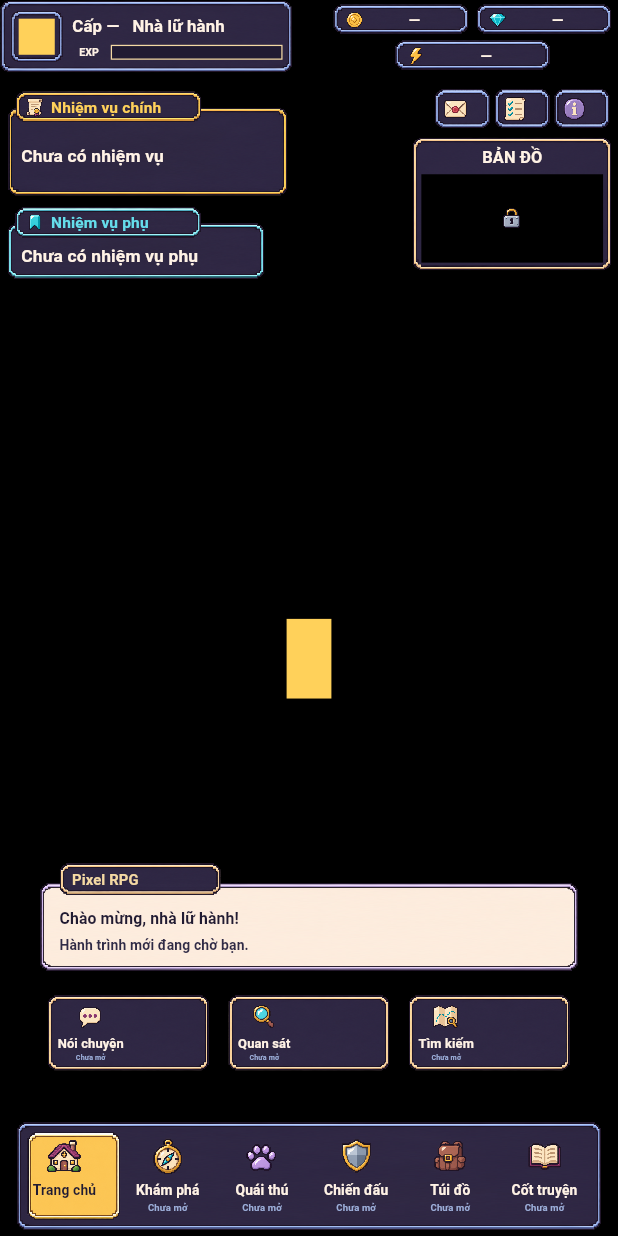
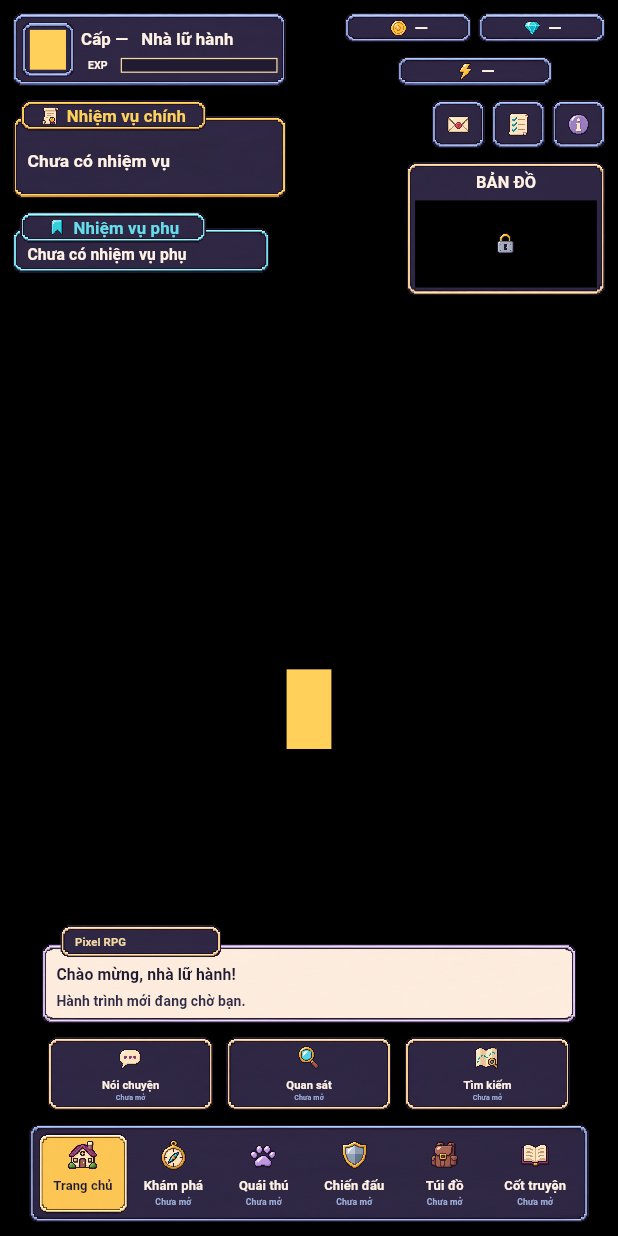
Before and after one commit to majinbaka/ham-master, a Flutter app: the screen it shows after launch, on a phone screen of 412 x 824 dp. Run offline on Flutter 3.47's test engine with Material 3 defaults, Android fonts, the phone set to English and light mode, and no system bars; our stand-ins replace flutter_riverpod, go_router.

Commit message:
feat: Implement HomeSpacing utility for consistent UI gaps and update layout components

```diff
--- a/lib/features/home/presentation/home_footer.dart
+++ b/lib/features/home/presentation/home_footer.dart
@@ -1,6 +1,7 @@
 import 'package:flutter/material.dart';
 
 import '../../../app/theme/pixel_ui_colors.dart';
+import 'home_spacing.dart';
 import 'pixel_frame.dart';
 import 'pixel_icon.dart';
 
@@ -11,10 +12,10 @@ class HomeDialogue extends StatelessWidget {
   Widget build(BuildContext context) => Stack(
     children: [
       Positioned.fill(
-        top: 32,
+        top: 30,
         child: PixelFrame(
           skin: PixelFrameSkin.paper,
-          padding: const EdgeInsets.fromLTRB(28, 28, 28, 16),
+          padding: const EdgeInsets.fromLTRB(20, 20, 20, 10),
           child: const Column(
             crossAxisAlignment: CrossAxisAlignment.stretch,
             mainAxisAlignment: MainAxisAlignment.center,
@@ -28,7 +29,7 @@ class HomeDialogue extends StatelessWidget {
                   alignment: Alignment.centerLeft,
                 ),
               ),
-              SizedBox(height: 8),
+              SizedBox(height: HomeSpacing.small),
               SizedBox(
                 height: 32,
                 child: PixelLabel(
@@ -43,12 +44,12 @@ class HomeDialogue extends StatelessWidget {
         ),
       ),
       const Positioned(
-        left: 32,
+        left: 30,
         top: 0,
         width: 260,
         height: 54,
         child: PixelFrame(
-          padding: EdgeInsets.symmetric(horizontal: 16, vertical: 6),
+          padding: EdgeInsets.symmetric(horizontal: 20, vertical: 10),
           child: PixelLabel(
             'Pixel RPG',
             fontSize: 28,
@@ -66,29 +67,31 @@ class HomeActions extends StatelessWidget {
 
   @override
   Widget build(BuildContext context) => Row(
-    mainAxisAlignment: MainAxisAlignment.spaceBetween,
+    spacing: HomeSpacing.gap,
     children: [
       for (final item in const [
         (PixelIconKind.talk, 'Nói chuyện'),
         (PixelIconKind.observe, 'Quan sát'),
         (PixelIconKind.search, 'Tìm kiếm'),
       ])
-        SizedBox(
-          width: 260,
-          height: 124,
+        Expanded(
+          child: SizedBox(
+            height: 120,
             child: Semantics(
               enabled: false,
               label: '${item.$2}, chưa mở',
               excludeSemantics: true,
               child: PixelFrame(
-              padding: const EdgeInsets.symmetric(horizontal: 12, vertical: 8),
+                padding: const EdgeInsets.all(HomeSpacing.small),
+                child: Center(
                   child: Column(
+                    mainAxisSize: MainAxisSize.min,
                     mainAxisAlignment: MainAxisAlignment.center,
                     children: [
-                  PixelIcon(item.$1, size: 42),
-                  const SizedBox(height: 6),
+                      PixelIcon(item.$1, size: 40),
+                      const SizedBox(height: HomeSpacing.small),
                       SizedBox(
-                    height: 30,
+                        height: 26,
                         child: PixelLabel(item.$2, fontSize: 27),
                       ),
                       const SizedBox(
@@ -104,6 +107,8 @@ class HomeActions extends StatelessWidget {
                 ),
               ),
             ),
+          ),
+        ),
     ],
   );
 }
--- a/lib/features/home/presentation/home_hud.dart
+++ b/lib/features/home/presentation/home_hud.dart
@@ -1,29 +1,30 @@
 import 'package:flutter/material.dart';
 
 import '../../../app/theme/pixel_ui_colors.dart';
+import 'home_spacing.dart';
 import 'pixel_frame.dart';
 import 'pixel_icon.dart';
 
-/// Fixed 470 × 118 design units; anchored independently of resource counters.
+/// Fixed 440 × 120 design units; anchored independently of resource counters.
 class HomeProfile extends StatelessWidget {
   const HomeProfile({super.key});
 
   @override
   Widget build(BuildContext context) => PixelFrame(
     skin: PixelFrameSkin.cool,
-    padding: const EdgeInsets.all(12),
+    padding: const EdgeInsets.all(HomeSpacing.small),
     child: Row(
       children: [
         const PixelFrame(
           skin: PixelFrameSkin.cool,
-          padding: EdgeInsets.all(10),
+          padding: EdgeInsets.all(HomeSpacing.small),
           child: SizedBox(
             width: 58,
             height: 66,
             child: ColoredBox(color: PixelUiColors.gold),
           ),
         ),
-        const SizedBox(width: 14),
+        const SizedBox(width: HomeSpacing.small),
         Expanded(
           child: Column(
             mainAxisAlignment: MainAxisAlignment.center,
@@ -37,7 +38,7 @@ class HomeProfile extends StatelessWidget {
                   alignment: Alignment.centerLeft,
                 ),
               ),
-              const SizedBox(height: 10),
+              const SizedBox(height: HomeSpacing.small),
               Row(
                 children: [
                   const SizedBox(
@@ -45,7 +46,7 @@ class HomeProfile extends StatelessWidget {
                     height: 24,
                     child: PixelLabel('EXP', fontSize: 24),
                   ),
-                  const SizedBox(width: 8),
+                  const SizedBox(width: HomeSpacing.small),
                   Expanded(
                     child: Semantics(
                       label: 'Kinh nghiệm chưa có',
@@ -83,13 +84,13 @@ class HomeResources extends StatelessWidget {
           Expanded(
             child: _Counter(icon: PixelIconKind.coin, label: 'Vàng'),
           ),
-          SizedBox(width: 12),
+          SizedBox(width: HomeSpacing.small),
           Expanded(
             child: _Counter(icon: PixelIconKind.gem, label: 'Ngọc'),
           ),
         ],
       ),
-      const SizedBox(height: 8),
+      const SizedBox(height: HomeSpacing.gap),
       const SizedBox(
         width: 250,
         child: _Counter(icon: PixelIconKind.energy, label: 'Năng lượng'),
@@ -112,12 +113,13 @@ class _Counter extends StatelessWidget {
       height: 50,
       child: PixelFrame(
         skin: PixelFrameSkin.cool,
-        padding: const EdgeInsets.symmetric(horizontal: 14, vertical: 4),
+        padding: const EdgeInsets.symmetric(horizontal: 10),
         child: Row(
+          mainAxisAlignment: MainAxisAlignment.center,
           children: [
             PixelIcon(icon, size: 32),
-            const SizedBox(width: 12),
-            const Expanded(child: PixelLabel('—', fontSize: 28)),
+            const SizedBox(width: HomeSpacing.small),
+            const PixelLabel('—', fontSize: 28),
           ],
         ),
       ),
--- a/lib/features/home/presentation/home_layout.dart
+++ b/lib/features/home/presentation/home_layout.dart
@@ -1,6 +1,8 @@
 import 'dart:math' as math;
 
 import 'package:flutter/widgets.dart';
+
+import 'home_spacing.dart';
 
 /// Reference artwork dimensions, projected using one orientation-invariant scale.
 /// Rotating a device changes anchors and empty scene space, never frame sizes.
@@ -19,26 +21,40 @@ class HomeLayout {
   double get _height => viewport.height / scale;
   bool get _roomBesideFooter => _width >= 1790;
 
-  Rect get profile => _rect(0, 0, 470, 118);
-  Rect get resources => _rect(_width - 458, 6, 448, 108);
-  Rect get quests => _rect(12, _tight ? 124 : 146, 450, 304);
-  Rect get utilities => _rect(_width - 298, 140, 288, 70);
-  Rect get minimap => _rect(_width - 330, 220, 320, 216);
-  Rect get navigation => _rect((_width - 940) / 2, _height - 184, 940, 176);
+  static const _edge = HomeSpacing.edge;
+  static const _gap = HomeSpacing.gap;
 
-  // Tight gaps on short, narrow windows preserve all component dimensions.
+  Rect get profile => _rect(_edge, _edge, 440, 120);
+  Rect get resources => _rect(_width - _edge - 420, _edge, 420, 120);
+  Rect get quests => _rect(_edge, profile.bottom / scale + _gap, 440, 280);
+  Rect get utilities =>
+      _rect(_width - _edge - 280, resources.bottom / scale + _gap, 280, 80);
+  Rect get minimap =>
+      _rect(_width - _edge - 320, utilities.bottom / scale + _gap, 320, 216);
+  Rect get navigation =>
+      _rect((_width - 900) / 2, _height - _edge - 160, 900, 160);
+
+  // Half-grid gaps keep the centered footer clear of side panels on short
+  // landscape windows, without changing any component's size on rotation.
   bool get _tight => !_roomBesideFooter && _height < 1200;
-  double get _actionBottom => _tight ? 196 : 264;
-  double get _dialogueBottom => _tight ? 332 : 424;
+  double get _footerGap => _tight ? HomeSpacing.small : _gap;
 
-  Rect get actions =>
-      _rect((_width - 840) / 2, _height - _actionBottom - 124, 840, 124);
-  Rect get dialogue =>
-      _rect((_width - 866) / 2, _height - _dialogueBottom - 176, 866, 176);
+  Rect get actions => _rect(
+    (_width - 840) / 2,
+    navigation.top / scale - _footerGap - 120,
+    840,
+    120,
+  );
+  Rect get dialogue => _rect(
+    (_width - 860) / 2,
+    actions.top / scale - _footerGap - 160,
+    860,
+    160,
+  );
 
   Rect get character {
-    final top = _width > _height ? 20.0 : 450.0;
-    final bottom = _height - _dialogueBottom - 176;
+    final top = _width > _height ? 20.0 : minimap.bottom / scale + _gap;
+    final bottom = dialogue.top / scale;
     final centerY = top + (bottom - top) * 0.65;
     return _rect((_width - 72) / 2, centerY - 64, 72, 128);
   }
--- a/lib/features/home/presentation/home_navigation.dart
+++ b/lib/features/home/presentation/home_navigation.dart
@@ -1,7 +1,9 @@
 import 'package:flutter/material.dart';
 
 import '../../../app/theme/pixel_ui_colors.dart';
+import 'home_spacing.dart';
 import 'pixel_frame.dart';
+import 'pixel_frame_skin.dart' show PixelFrameArtwork;
 import 'pixel_icon.dart';
 
 /// Six fixed slots in one row, independent of the viewport's aspect ratio.
@@ -20,7 +22,7 @@ class HomeNavigation extends StatelessWidget {
   @override
   Widget build(BuildContext context) => PixelFrame(
     skin: PixelFrameSkin.cool,
-    padding: const EdgeInsets.all(12),
+    padding: const EdgeInsets.all(HomeSpacing.small),
     child: Row(
       children: [
         for (var i = 0; i < _items.length; i++)
@@ -32,13 +34,15 @@ class HomeNavigation extends StatelessWidget {
               excludeSemantics: true,
               child: _NavigationSlot(
                 selected: i == 0,
+                child: Center(
                   child: Column(
+                    mainAxisSize: MainAxisSize.min,
                     mainAxisAlignment: MainAxisAlignment.center,
                     children: [
-                    PixelIcon(_items[i].$1, size: 58),
-                    const SizedBox(height: 10),
+                      PixelIcon(_items[i].$1, size: 50),
+                      const SizedBox(height: HomeSpacing.small),
                       SizedBox(
-                      height: 32,
+                        height: 30,
                         child: PixelLabel(
                           _items[i].$2,
                           fontSize: 25,
@@ -48,7 +52,7 @@ class HomeNavigation extends StatelessWidget {
                         ),
                       ),
                       SizedBox(
-                      height: 22,
+                        height: 20,
                         child: i == 0
                             ? null
                             : const PixelLabel(
@@ -58,6 +62,7 @@ class HomeNavigation extends StatelessWidget {
                               ),
                       ),
                     ],
+                  ),
                 ),
               ),
             ),
@@ -75,11 +80,14 @@ class _NavigationSlot extends StatelessWidget {
   final Widget child;
 
   @override
-  Widget build(BuildContext context) => selected
-      ? PixelFrame(
-          skin: PixelFrameSkin.selected,
-          padding: const EdgeInsets.all(6),
-          child: child,
-        )
-      : Padding(padding: const EdgeInsets.all(10), child: child);
+  Widget build(BuildContext context) => Stack(
+    fit: StackFit.expand,
+    children: [
+      if (selected)
+        const Positioned.fill(
+          child: PixelFrameArtwork(skin: PixelFrameSkin.selected),
+        ),
+      Padding(padding: const EdgeInsets.all(HomeSpacing.small), child: child),
+    ],
+  );
 }
--- a/lib/features/home/presentation/home_overview.dart
+++ b/lib/features/home/presentation/home_overview.dart
@@ -1,6 +1,7 @@
 import 'package:flutter/material.dart';
 
 import '../../../app/theme/pixel_ui_colors.dart';
+import 'home_spacing.dart';
 import 'pixel_frame.dart';
 import 'pixel_icon.dart';
 
@@ -13,8 +14,8 @@ class HomeQuests extends StatelessWidget {
     crossAxisAlignment: CrossAxisAlignment.start,
     children: [
       SizedBox(
-        width: 450,
-        height: 170,
+        width: 440,
+        height: 160,
         child: _QuestPanel(
           title: 'Nhiệm vụ chính',
           message: 'Chưa có nhiệm vụ',
@@ -22,10 +23,10 @@ class HomeQuests extends StatelessWidget {
           icon: PixelIconKind.quest,
         ),
       ),
-      SizedBox(height: 16),
+      SizedBox(height: HomeSpacing.gap),
       SizedBox(
         width: 414,
-        height: 118,
+        height: 100,
         child: _QuestPanel(
           title: 'Nhiệm vụ phụ',
           message: 'Chưa có nhiệm vụ phụ',
@@ -42,12 +43,12 @@ class HomeMinimap extends StatelessWidget {
 
   @override
   Widget build(BuildContext context) => PixelFrame(
-    padding: const EdgeInsets.all(10),
+    padding: const EdgeInsets.all(HomeSpacing.small),
     child: Column(
       crossAxisAlignment: CrossAxisAlignment.stretch,
       children: [
         const SizedBox(height: 38, child: PixelLabel('BẢN ĐỒ', fontSize: 27)),
-        const SizedBox(height: 8),
+        const SizedBox(height: HomeSpacing.small),
         Expanded(
           child: Semantics(
             label: 'Bản đồ chưa mở',
@@ -84,7 +85,7 @@ class _QuestPanel extends StatelessWidget {
           skin: accent == PixelUiColors.gold
               ? PixelFrameSkin.gold
               : PixelFrameSkin.cyan,
-          padding: const EdgeInsets.fromLTRB(18, 28, 18, 14),
+          padding: const EdgeInsets.fromLTRB(20, 20, 20, 10),
           child: Align(
             alignment: Alignment.centerLeft,
             child: PixelLabel(
@@ -104,20 +105,23 @@ class _QuestPanel extends StatelessWidget {
           skin: accent == PixelUiColors.gold
               ? PixelFrameSkin.gold
               : PixelFrameSkin.cyan,
-          padding: const EdgeInsets.symmetric(horizontal: 12, vertical: 4),
+          padding: const EdgeInsets.symmetric(horizontal: 10),
+          child: Center(
             child: Row(
+              mainAxisSize: MainAxisSize.min,
               children: [
                 PixelIcon(icon, size: 32),
-              const SizedBox(width: 10),
-              Expanded(
+                const SizedBox(width: HomeSpacing.small),
+                Flexible(
                   child: PixelLabel(
                     title,
                     color: accent,
                     fontSize: 27,
-                  alignment: Alignment.centerLeft,
+                    alignment: Alignment.center,
                   ),
                 ),
               ],
+            ),
           ),
         ),
       ),
@@ -130,6 +134,7 @@ class HomeUtilities extends StatelessWidget {
 
   @override
   Widget build(BuildContext context) => Row(
+    spacing: HomeSpacing.small,
     children: [
       for (final icon in const [
         PixelIconKind.mail,
@@ -138,13 +143,10 @@ class HomeUtilities extends StatelessWidget {
       ])
         Expanded(
           child: ExcludeSemantics(
-            child: Padding(
-              padding: const EdgeInsets.symmetric(horizontal: 3),
             child: PixelFrame(
               skin: PixelFrameSkin.cool,
-                padding: const EdgeInsets.all(8),
-                child: PixelIcon(icon, size: 42),
-              ),
+              padding: const EdgeInsets.all(HomeSpacing.small),
+              child: Center(child: PixelIcon(icon, size: 40)),
             ),
           ),
         ),
--- /dev/null
+++ b/lib/features/home/presentation/home_spacing.dart
@@ -0,0 +1,9 @@
+/// Spacing in artwork units: 10 units ≈ 4 dp on a 390 dp phone.
+/// All home gaps use this grid; frame borders are separate from content padding.
+abstract final class HomeSpacing {
+  static const unit = 10.0;
+  static const small = unit;
+  static const gap = unit * 2;
+  static const section = unit * 4;
+  static const edge = gap;
+}
```
Also changed, not shown: 5 other files. Lines whose indentation alone changed are shown as unchanged.
